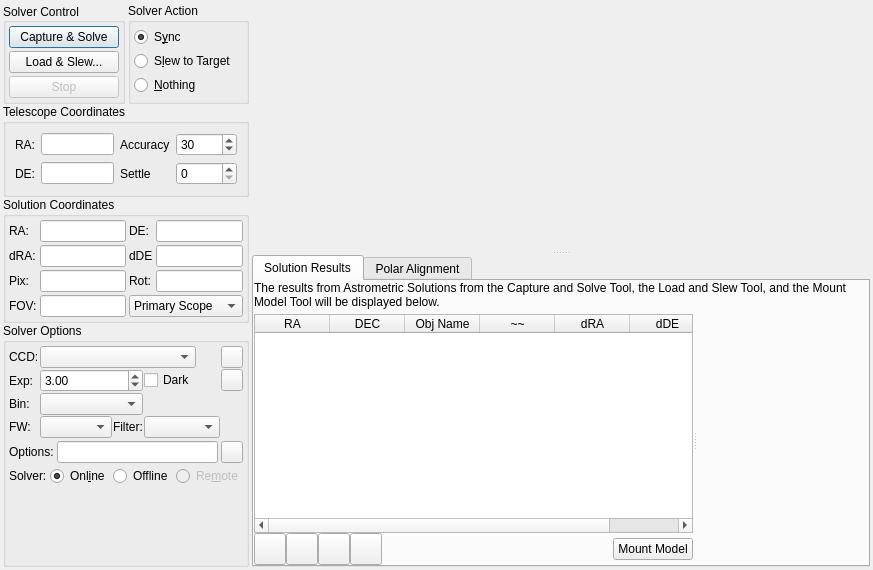
Above: kstars/ekos/align/align.ui from KDE/kstars before the change. Below: the same form after it.
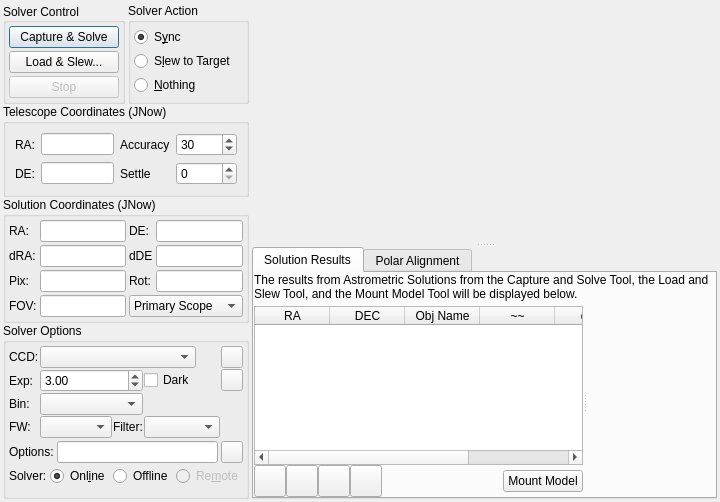
That is the form after the change. Custom widgets are drawn as their Qt base class.

Commit message: Add JNow to indicate the epoch for both telescope and solution coordinates

What changed in the file:
```diff
--- a/kstars/ekos/align/align.ui
+++ b/kstars/ekos/align/align.ui
@@ -6,8 +6,8 @@
    <rect>
     <x>0</x>
     <y>0</y>
-    <width>873</width>
-    <height>570</height>
+    <width>636</width>
+    <height>502</height>
    </rect>
   </property>
   <layout class="QHBoxLayout" name="primaryLayout" stretch="1,3">
@@ -189,7 +189,7 @@
      <item>
       <widget class="QGroupBox" name="groupBox_5">
        <property name="title">
-        <string>Telescope Coordinates</string>
+        <string>Telescope Coordinates (JNow)</string>
        </property>
        <layout class="QGridLayout" name="gridLayout">
         <item row="0" column="3">
@@ -278,7 +278,7 @@
      <item>
       <widget class="QGroupBox" name="groupBox_4">
        <property name="title">
-        <string>Solution Coordinates</string>
+        <string>Solution Coordinates (JNow)</string>
        </property>
        <layout class="QGridLayout" name="gridLayout_2">
         <property name="leftMargin">
```
